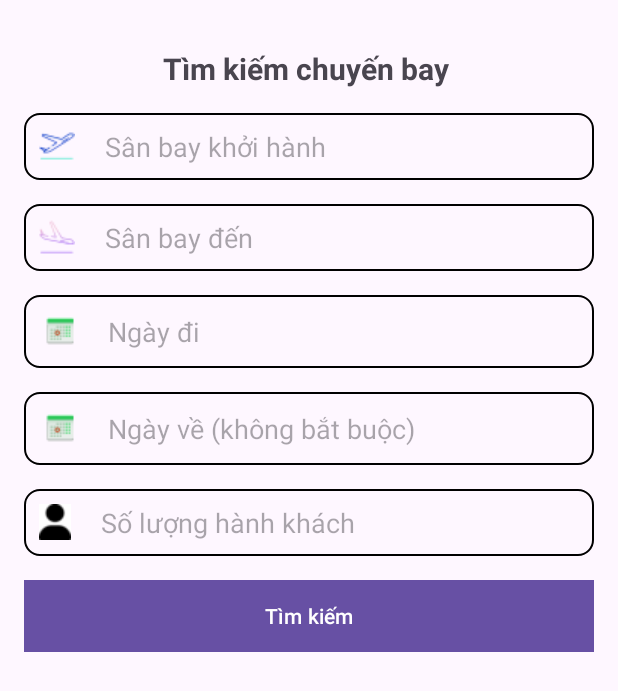
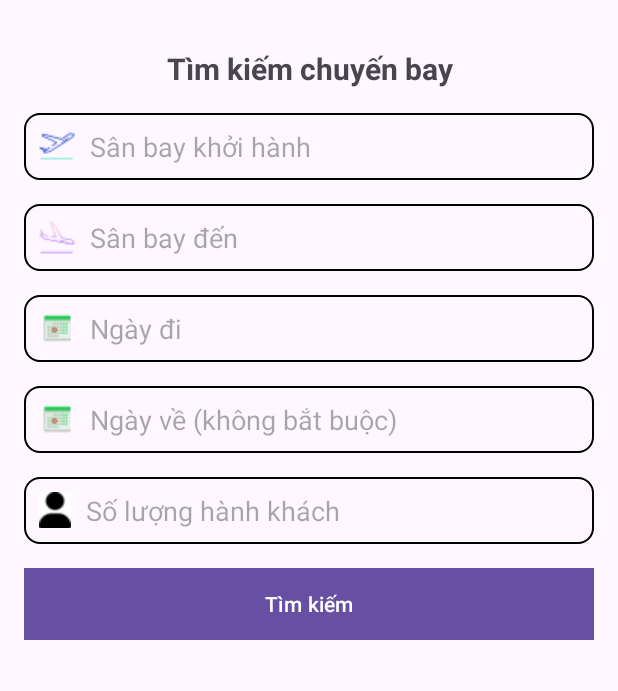
Before and after one commit to congnguyen2005/FlightBookingSystem, an Android app: the fragment FragmentSearchFlights shown on its own in the app's theme, after a tap on "Tìm kiếm", on a phone screen of 412 x 824 dp. Shown: the top 691 px of the screen. Run offline under Robolectric (Android 15) with nearby library versions, the phone set to English and light mode, and no system bars.

Commit message:
Nguyen update

```diff
--- a/app/src/main/java/com/example/flightbookingsystem/Fragnment/FragmentSearchFlights.java
+++ b/app/src/main/java/com/example/flightbookingsystem/Fragnment/FragmentSearchFlights.java
@@ -16,8 +16,6 @@ import androidx.annotation.NonNull;
 import androidx.annotation.Nullable;
 import androidx.fragment.app.Fragment;
 
-import com.example.flightbookingsystem.FlightSuggestionsActivity;
-import com.example.flightbookingsystem.MainActivity;
 import com.example.flightbookingsystem.R;
 
 import java.util.Calendar;
@@ -33,7 +31,7 @@ public class FragmentSearchFlights extends Fragment {
     public View onCreateView(@NonNull LayoutInflater inflater, @Nullable ViewGroup container, @Nullable Bundle savedInstanceState) {
         View view = inflater.inflate(R.layout.fragment_search_flights, container, false);
 
-        // Initialize views
+        // Khởi tạo các thành phần giao diện
         etDeparture = view.findViewById(R.id.etDeparture);
         etDestination = view.findViewById(R.id.etDestination);
         etDepartureDate = view.findViewById(R.id.etDepartureDate);
@@ -41,30 +39,18 @@ public class FragmentSearchFlights extends Fragment {
         etPassengers = view.findViewById(R.id.etPassengers);
         btnSearch = view.findViewById(R.id.btnSearch);
 
-        // Set up AutoCompleteTextView with airport suggestions
+        // Cài đặt danh sách sân bay
         setupAirportDropdown();
 
-        // Set up date pickers for the date fields
-        setupDatePicker(etDepartureDate);
-        setupDatePicker(etReturnDate);
+        // Cài đặt chọn ngày
+        setupDatePicker(etDepartureDate, true); // Ngày đi không được nhỏ hơn ngày hiện tại
+        setupDatePicker(etReturnDate, false); // Ngày về không bắt buộc
 
-        // Handle the search button click
+        // Xử lý sự kiện nút Tìm kiếm
         btnSearch.setOnClickListener(v -> {
-            String departure = etDeparture.getText().toString();
-            String destination = etDestination.getText().toString();
-            String departureDate = etDepartureDate.getText().toString();
-            String returnDate = etReturnDate.getText().toString();
-            String passengers = etPassengers.getText().toString();
-
-            // Check if all required fields are filled
-            if (departure.isEmpty() || destination.isEmpty() || departureDate.isEmpty() || passengers.isEmpty()) {
-                Toast.makeText(getActivity(), "Vui lòng nhập đầy đủ thông tin", Toast.LENGTH_SHORT).show();
-            } else {
-                // Show a message when search is triggered
+            if (validateInputs()) {
                 Toast.makeText(getActivity(), "Đang tìm kiếm chuyến bay...", Toast.LENGTH_SHORT).show();
-
-                // Navigate to the MainActivity
-                Intent intent = new Intent(getActivity(), FlightSuggestionsActivity.class);
+                Intent intent = new Intent(getActivity(), GoiYFragment.class);
                 startActivity(intent);
             }
         });
@@ -73,30 +59,58 @@ public class FragmentSearchFlights extends Fragment {
     }
 
     private void setupAirportDropdown() {
-        // Create an array or list of airports
-        String[] airports = new String[] {"Sân bay Nội Bài", "Sân bay Tân Sơn Nhất", "Sân bay Đà Nẵng"};
-
-        // Set the adapter for the AutoCompleteTextViews
+        String[] airports = {"Sân bay Nội Bài", "Sân bay Tân Sơn Nhất", "Sân bay Đà Nẵng"};
         ArrayAdapter<String> adapter = new ArrayAdapter<>(getActivity(), android.R.layout.simple_dropdown_item_1line, airports);
         etDeparture.setAdapter(adapter);
         etDestination.setAdapter(adapter);
     }
 
-    private void setupDatePicker(EditText editText) {
+    private void setupDatePicker(EditText editText, boolean restrictPastDates) {
         Calendar calendar = Calendar.getInstance();
-        int year = calendar.get(Calendar.YEAR);
-        int month = calendar.get(Calendar.MONTH);
-        int day = calendar.get(Calendar.DAY_OF_MONTH);
-
-        // Show date picker dialog when the user clicks on the EditText
         editText.setOnClickListener(v -> {
             DatePickerDialog datePickerDialog = new DatePickerDialog(getActivity(),
-                    (view, year1, month1, dayOfMonth) -> {
-                        // Format the date and set it to the EditText
-                        String date = dayOfMonth + "/" + (month1 + 1) + "/" + year1;
+                    (view, year, month, dayOfMonth) -> {
+                        String date = dayOfMonth + "/" + (month + 1) + "/" + year;
                         editText.setText(date);
-                    }, year, month, day);
+                    },
+                    calendar.get(Calendar.YEAR),
+                    calendar.get(Calendar.MONTH),
+                    calendar.get(Calendar.DAY_OF_MONTH));
+
+            if (restrictPastDates) {
+                datePickerDialog.getDatePicker().setMinDate(calendar.getTimeInMillis());
+            }
             datePickerDialog.show();
         });
     }
+
+    private boolean validateInputs() {
+        String departure = etDeparture.getText().toString();
+        String destination = etDestination.getText().toString();
+        String departureDate = etDepartureDate.getText().toString();
+        String passengers = etPassengers.getText().toString();
+
+        if (departure.isEmpty() || destination.isEmpty() || departureDate.isEmpty() || passengers.isEmpty()) {
+            Toast.makeText(getActivity(), "Vui lòng điền đầy đủ thông tin!", Toast.LENGTH_SHORT).show();
+            return false;
+        }
+
+        if (departure.equals(destination)) {
+            Toast.makeText(getActivity(), "Sân bay đi và đến không được trùng nhau!", Toast.LENGTH_SHORT).show();
+            return false;
+        }
+
+        try {
+            int numPassengers = Integer.parseInt(passengers);
+            if (numPassengers <= 0) {
+                Toast.makeText(getActivity(), "Số lượng hành khách phải lớn hơn 0!", Toast.LENGTH_SHORT).show();
+                return false;
+            }
+        } catch (NumberFormatException e) {
+            Toast.makeText(getActivity(), "Số lượng hành khách không hợp lệ!", Toast.LENGTH_SHORT).show();
+            return false;
+        }
+
+        return true;
+    }
 }
--- a/app/src/main/res/layout/fragment_search_flights.xml
+++ b/app/src/main/res/layout/fragment_search_flights.xml
@@ -4,16 +4,17 @@
     android:orientation="vertical"
     android:padding="16dp">
 
+    <!-- Tiêu đề -->
     <TextView
         android:layout_width="match_parent"
         android:layout_height="wrap_content"
-        android:text="Tìm kiếm chuyến bay "
+        android:text="Tìm kiếm chuyến bay"
         android:textSize="20sp"
         android:textStyle="bold"
         android:layout_marginTop="16dp"
         android:gravity="center"/>
 
-    <!-- Sân bay khởi hành (Departure) - Dropdown -->
+    <!-- Sân bay khởi hành -->
     <AutoCompleteTextView
         android:id="@+id/etDeparture"
         android:layout_width="match_parent"
@@ -22,11 +23,11 @@
         android:layout_marginTop="16dp"
         android:background="@drawable/khung"
         android:drawableStart="@drawable/ic_departure"
-        android:drawablePadding="20dp"
+        android:drawablePadding="10dp"
         android:focusable="true"
         android:clickable="true"/>
 
-    <!-- Sân bay đến (Destination) - Dropdown -->
+    <!-- Sân bay đến -->
     <AutoCompleteTextView
         android:id="@+id/etDestination"
         android:layout_width="match_parent"
@@ -34,12 +35,12 @@
         android:hint="Sân bay đến"
         android:layout_marginTop="16dp"
         android:background="@drawable/khung"
-        android:drawablePadding="20dp"
         android:drawableStart="@drawable/ic_arrival"
+        android:drawablePadding="10dp"
         android:focusable="true"
         android:clickable="true"/>
 
-    <!-- Ngày đi (Departure Date) -->
+    <!-- Ngày đi -->
     <EditText
         android:id="@+id/etDepartureDate"
         android:layout_width="match_parent"
@@ -47,13 +48,12 @@
         android:hint="Ngày đi"
         android:layout_marginTop="16dp"
         android:background="@drawable/khung"
-        android:padding="12dp"
-        android:focusable="false"        android:drawablePadding="20dp"
+        android:drawableStart="@drawable/icons8_calendar_24"
+        android:drawablePadding="10dp"
+        android:focusable="false"
+        android:clickable="true"/>
 
-        android:clickable="true"
-        android:drawableStart="@drawable/icons8_calendar_24"/>
-
-    <!-- Ngày về (Return Date) -->
+    <!-- Ngày về -->
     <EditText
         android:id="@+id/etReturnDate"
         android:layout_width="match_parent"
@@ -61,11 +61,10 @@
         android:hint="Ngày về (không bắt buộc)"
         android:layout_marginTop="16dp"
         android:background="@drawable/khung"
-        android:padding="12dp"
+        android:drawableStart="@drawable/icons8_calendar_24"
+        android:drawablePadding="10dp"
         android:focusable="false"
-        android:clickable="true"        android:drawablePadding="20dp"
-
-        android:drawableStart="@drawable/icons8_calendar_24"/>
+        android:clickable="true"/>
 
     <!-- Số lượng hành khách -->
     <EditText
@@ -74,11 +73,11 @@
         android:layout_height="wrap_content"
         android:hint="Số lượng hành khách"
         android:layout_marginTop="16dp"
-        android:drawablePadding="20dp"
+        android:background="@drawable/khung"
         android:drawableStart="@drawable/user"
-        android:background="@drawable/khung"/>
+        android:drawablePadding="10dp"/>
 
-    <!-- Nút Tìm kiếm -->
+    <!-- Nút tìm kiếm -->
     <Button
         android:id="@+id/btnSearch"
         android:layout_width="match_parent"
@@ -87,5 +86,4 @@
         android:layout_marginTop="16dp"
         android:background="@color/black"
         android:textColor="@android:color/white"/>
-
 </LinearLayout>
```
Also changed, not shown: app/src/main/AndroidManifest.xml (+9 -3 lines), app/src/main/java/com/example/flightbookingsystem/Adapter/GoiYAdapter.java (+24 -42 lines), app/src/main/java/com/example/flightbookingsystem/FlightSuggestionsActivity.java (deleted, +0 -78 lines), app/src/main/java/com/example/flightbookingsystem/Fragnment/GoiYFragment.java (added, +71 -0 lines), app/src/main/java/com/example/flightbookingsystem/model/Goi_y.java (+15 -7 lines), app/src/main/res/layout/fragment_goi_y.xml (renamed from app/src/main/res/layout/activity_flight_suggestions.xml, +5 -8 lines), app/src/main/res/layout/item_flight_suggestion.xml (deleted, +0 -45 lines), app/src/main/res/layout/item_goi_y.xml (added, +32 -0 lines).
